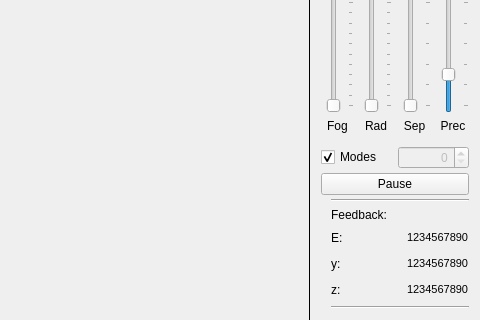
Old version of the form Atomical/Qt4/mainwindow.ui in the repository nagyistoce/cocoatutorials; both pictures show x 332 to 812 and y 297 to 617 of the 812 by 617 pixel window.
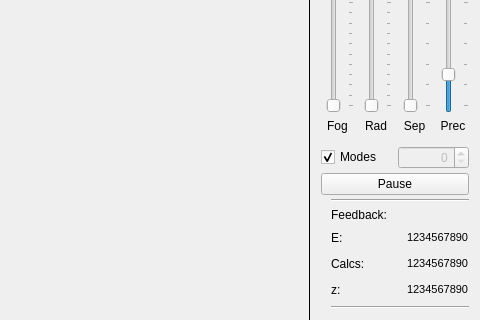
New version of the form. Icons and pictures are not drawn.

Commit message: Modified the feedback panel to include calcProgress information.

Patch:
```diff
--- a/Atomical/Qt4/mainwindow.ui
+++ b/Atomical/Qt4/mainwindow.ui
@@ -721,7 +721,7 @@
              <item>
               <widget class="QLabel" name="label_4">
                <property name="text">
-                <string>y:</string>
+                <string>Calcs:</string>
                </property>
               </widget>
              </item>
```
Left out of the diff: 8 changed lines with no effect on the pictures. The commit also changes 4 other files.
